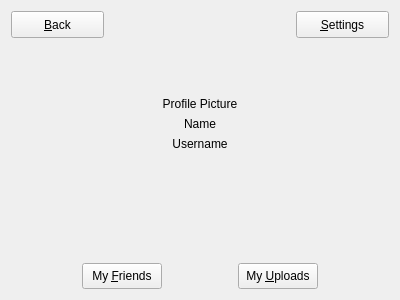
First picture: the form in VideoPlayer/profilepage.ui, repository sc22be/UI_COURSEWORK_FORK, before the edit.
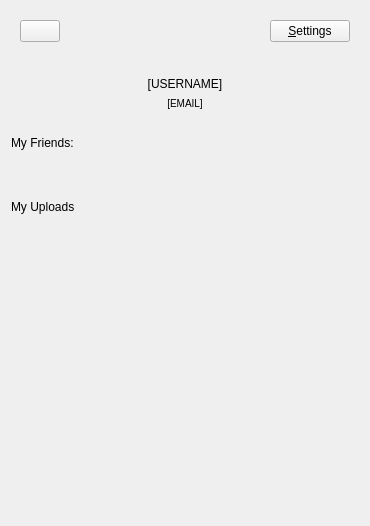
Second picture: the form after the edit. Icons and pictures are not drawn.

Commit message: initial profile page work

Diff of the .ui file:
```diff
--- a/VideoPlayer/profilepage.ui
+++ b/VideoPlayer/profilepage.ui
@@ -6,8 +6,8 @@
    <rect>
     <x>0</x>
     <y>0</y>
-    <width>400</width>
-    <height>300</height>
+    <width>370</width>
+    <height>526</height>
    </rect>
   </property>
   <property name="windowTitle">
@@ -15,11 +15,12 @@
   </property>
   <layout class="QVBoxLayout" name="verticalLayout">
    <item>
+    <widget class="QWidget" name="widget" native="true">
     <layout class="QHBoxLayout" name="horizontalLayout">
      <item>
       <widget class="QPushButton" name="backButton">
        <property name="sizePolicy">
-        <sizepolicy hsizetype="MinimumExpanding" vsizetype="MinimumExpanding">
+         <sizepolicy hsizetype="Preferred" vsizetype="Preferred">
          <horstretch>0</horstretch>
          <verstretch>0</verstretch>
         </sizepolicy>
@@ -28,7 +29,7 @@
         <string notr="true">border-image: url(:/assets/button_images/leftArrow.jpg);</string>
        </property>
        <property name="text">
-        <string>&amp;Back</string>
+         <string/>
        </property>
       </widget>
      </item>
@@ -45,23 +46,10 @@
        </property>
       </spacer>
      </item>
-     <item>
-      <spacer name="horizontalSpacer_4">
-       <property name="orientation">
-        <enum>Qt::Horizontal</enum>
-       </property>
-       <property name="sizeHint" stdset="0">
-        <size>
-         <width>40</width>
-         <height>20</height>
-        </size>
-       </property>
-      </spacer>
-     </item>
      <item>
       <widget class="QPushButton" name="viewSettingsButton">
        <property name="sizePolicy">
-        <sizepolicy hsizetype="MinimumExpanding" vsizetype="MinimumExpanding">
+         <sizepolicy hsizetype="Preferred" vsizetype="Preferred">
          <horstretch>0</horstretch>
          <verstretch>0</verstretch>
         </sizepolicy>
@@ -72,39 +60,15 @@
       </widget>
      </item>
     </layout>
+    </widget>
    </item>
    <item>
-    <spacer name="verticalSpacer">
-     <property name="orientation">
-      <enum>Qt::Vertical</enum>
-     </property>
-     <property name="sizeHint" stdset="0">
-      <size>
-       <width>20</width>
-       <height>21</height>
-      </size>
-     </property>
-    </spacer>
-   </item>
-   <item>
-    <spacer name="verticalSpacer_7">
-     <property name="orientation">
-      <enum>Qt::Vertical</enum>
-     </property>
-     <property name="sizeHint" stdset="0">
-      <size>
-       <width>20</width>
-       <height>21</height>
-      </size>
-     </property>
-    </spacer>
-   </item>
-   <item>
-    <layout class="QVBoxLayout" name="verticalLayout_2">
-     <item>
-      <widget class="QLabel" name="profilePicture">
+    <widget class="QLabel" name="label">
        <property name="text">
-        <string>Profile Picture</string>
+      <string/>
+     </property>
+     <property name="pixmap">
+      <pixmap resource="VideoPlayer.qrc">:/assets/button_images/profile_image.jpeg</pixmap>
        </property>
        <property name="alignment">
         <set>Qt::AlignCenter</set>
@@ -114,7 +78,7 @@
      <item>
       <widget class="QLabel" name="label_3">
        <property name="text">
-        <string>Name</string>
+      <string>[USERNAME]</string>
        </property>
        <property name="alignment">
         <set>Qt::AlignCenter</set>
@@ -123,69 +87,42 @@
      </item>
      <item>
       <widget class="QLabel" name="label_2">
+     <property name="styleSheet">
+      <string notr="true">font-size: 10px;</string>
+     </property>
        <property name="text">
-        <string>Username</string>
+      <string>[EMAIL]</string>
        </property>
        <property name="alignment">
         <set>Qt::AlignCenter</set>
        </property>
       </widget>
-     </item>
-    </layout>
    </item>
    <item>
     <spacer name="verticalSpacer_2">
      <property name="orientation">
       <enum>Qt::Vertical</enum>
      </property>
-     <property name="sizeHint" stdset="0">
-      <size>
-       <width>20</width>
-       <height>21</height>
-      </size>
+     <property name="sizeType">
+      <enum>QSizePolicy::Fixed</enum>
      </property>
-    </spacer>
-   </item>
-   <item>
-    <spacer name="verticalSpacer_8">
-     <property name="orientation">
-      <enum>Qt::Vertical</enum>
-     </property>
      <property name="sizeHint" stdset="0">
       <size>
        <width>20</width>
-       <height>21</height>
+       <height>20</height>
       </size>
      </property>
     </spacer>
    </item>
    <item>
-    <spacer name="verticalSpacer_6">
-     <property name="orientation">
-      <enum>Qt::Vertical</enum>
+    <widget class="QLabel" name="label_4">
+     <property name="text">
+      <string>My Friends:</string>
      </property>
-     <property name="sizeHint" stdset="0">
-      <size>
-       <width>20</width>
-       <height>21</height>
-      </size>
-     </property>
-    </spacer>
+    </widget>
    </item>
    <item>
-    <spacer name="verticalSpacer_5">
-     <property name="orientation">
-      <enum>Qt::Vertical</enum>
-     </property>
-     <property name="sizeHint" stdset="0">
-      <size>
-       <width>20</width>
-       <height>13</height>
-      </size>
-     </property>
-    </spacer>
-   </item>
-   <item>
+    <widget class="QWidget" name="widget_2" native="true">
     <layout class="QHBoxLayout" name="horizontalLayout_2">
      <item>
       <spacer name="horizontalSpacer_2">
@@ -200,61 +137,30 @@
        </property>
       </spacer>
      </item>
-     <item>
-      <widget class="QPushButton" name="viewFriendsButton">
-       <property name="sizePolicy">
-        <sizepolicy hsizetype="Expanding" vsizetype="Expanding">
-         <horstretch>0</horstretch>
-         <verstretch>0</verstretch>
-        </sizepolicy>
-       </property>
-       <property name="text">
-        <string>My &amp;Friends</string>
-       </property>
+     </layout>
       </widget>
      </item>
      <item>
-      <spacer name="horizontalSpacer_5">
-       <property name="orientation">
-        <enum>Qt::Horizontal</enum>
-       </property>
-       <property name="sizeHint" stdset="0">
-        <size>
-         <width>40</width>
-         <height>20</height>
-        </size>
-       </property>
-      </spacer>
-     </item>
-     <item>
-      <widget class="QPushButton" name="viewUploadsButton">
-       <property name="sizePolicy">
-        <sizepolicy hsizetype="MinimumExpanding" vsizetype="MinimumExpanding">
-         <horstretch>0</horstretch>
-         <verstretch>0</verstretch>
-        </sizepolicy>
-       </property>
+    <widget class="QLabel" name="label_5">
        <property name="text">
-        <string>My &amp;Uploads</string>
+      <string>My Uploads</string>
        </property>
       </widget>
      </item>
      <item>
-      <spacer name="horizontalSpacer_3">
+    <spacer name="verticalSpacer">
        <property name="orientation">
-        <enum>Qt::Horizontal</enum>
+      <enum>Qt::Vertical</enum>
        </property>
        <property name="sizeHint" stdset="0">
         <size>
-         <width>40</width>
-         <height>20</height>
+       <width>20</width>
+       <height>40</height>
         </size>
        </property>
       </spacer>
      </item>
     </layout>
-   </item>
-  </layout>
  </widget>
  <resources/>
  <connections/>
```
Left out of the diff: 80 changed lines with no effect on the pictures. Lines whose indentation alone changed are shown as unchanged. The commit also changes 2 other files.
